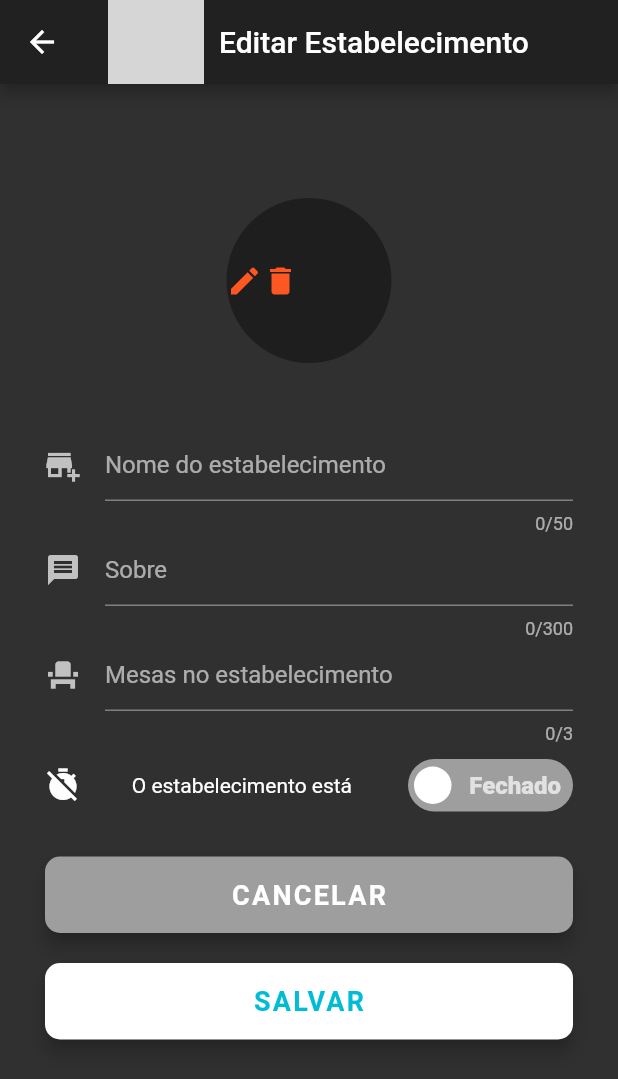
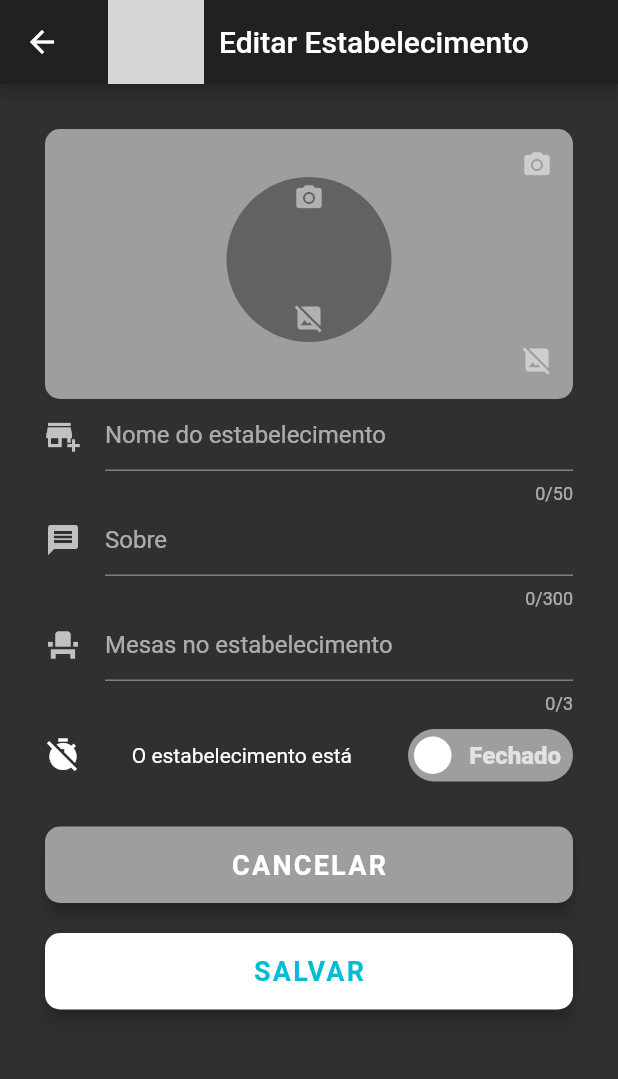
Before and after one commit to benevenuti/organiza_fila_admin, a Flutter app: the EstabelecimentoCrud screen opened directly, on a phone screen of 412 x 824 dp. Shown: the top 1079 px of the screen. Run offline on Flutter 3.47's test engine with Material 2 defaults, Android fonts, the light colour scheme and no system bars; drawn by our look-alikes of flutter_switch; our stand-ins replace flutter_slidable, image_picker, splashscreen, transparent_image; missing offline and left inert: network_to_file_image; grey boxes are pictures that could not be loaded.

Commit message:
Ajustei os ícones para alterar a imagem de fundo e a do avatar.

```diff
--- a/lib/estabelecimento_crud.dart
+++ b/lib/estabelecimento_crud.dart
@@ -162,8 +162,7 @@ class _EstabelecimentoCrudState extends State<EstabelecimentoCrud> {
           child: RaisedButton(
             elevation: 5.0,
             onPressed: () {
-              log('o vivente pregou o dedo no CANCELAR');
-              Navigator.of(context).pop(false);
+              _cancelForm();
             },
             padding: EdgeInsets.all(15.0),
             shape: RoundedRectangleBorder(
@@ -188,8 +187,7 @@ class _EstabelecimentoCrudState extends State<EstabelecimentoCrud> {
           child: RaisedButton(
             elevation: 5.0,
             onPressed: () {
-              log('o vivente pregou o dedo no SALVAR');
-              Navigator.of(context).pop(true);
+              _saveForm();
             },
             padding: EdgeInsets.all(15.0),
             shape: RoundedRectangleBorder(
@@ -282,11 +280,26 @@ class _EstabelecimentoCrudState extends State<EstabelecimentoCrud> {
   }
 
   Widget _buildImagesStack() {
-    return Stack(
+    return Stack(children: [
+      // imagem de fundo
+      Center(
+        child:
+            _imgBg != null ? _renderImagemBg() : _renderImagemBgPlaceholder(),
+      ),
+      // ícones para a imagem de fundo
+      Opacity(
+        opacity: 0.5,
+        child: Column(
           children: [
-        Center(
-          child: GestureDetector(
-            onTap: () {
+            Row(
+              mainAxisAlignment: MainAxisAlignment.end,
+              children: [
+                IconButton(
+                  tooltip: 'Alterar imagem de fundo',
+                  icon: Icon(Icons.camera_alt),
+                  iconSize: 20,
+                  splashRadius: 20,
+                  onPressed: () {
                     _showImgPickerDlg(context).then((value) {
                       if (value != null) {
                         setState(() {
@@ -295,7 +308,21 @@ class _EstabelecimentoCrudState extends State<EstabelecimentoCrud> {
                       }
                     });
                   },
-            onLongPress: () {
+                ),
+              ],
+            ),
+            SizedBox(
+              height: 82,
+            ),
+            Row(
+              mainAxisAlignment: MainAxisAlignment.end,
+              children: [
+                IconButton(
+                  tooltip: 'Remover imagem de fundo',
+                  icon: Icon(Icons.image_not_supported),
+                  iconSize: 20,
+                  splashRadius: 20,
+                  onPressed: () {
                     if (_imgBg != null) {
                       _confirmImageClear(context).then((value) {
                         if (value) {
@@ -305,23 +332,47 @@ class _EstabelecimentoCrudState extends State<EstabelecimentoCrud> {
                         }
                       });
                     } else {
-                log('sem imagem para limpar');
+                      log('sem imagem de fundo para limpar');
                       SystemSound.play(SystemSoundType.click);
                     }
                   },
-            child: _imgBg != null
-                ? _renderImagemBg()
-                : _renderImagemBgPlaceholder(),
+                ),
+              ],
+            ),
+          ],
         ),
       ),
-        Column(
+      // imagem do avatar
+      Center(
+        child: Column(
           children: [
             SizedBox(
-              height: 46,
+              height: 32,
             ),
-            Center(
-              child: GestureDetector(
-                onTap: () {
+            CircleAvatar(
+              radius: 55,
+              backgroundColor: Colors.black38,
+              child: _imgPr != null
+                  ? _renderImagemPr()
+                  : _renderImagemPrPlaceholder(),
+            ),
+          ],
+        ),
+      ),
+      // ícones para a imagem do avatar
+      Opacity(
+        opacity: 0.5,
+        child: Center(
+            child: Column(children: [
+          SizedBox(
+            height: 22,
+          ),
+          IconButton(
+            tooltip: 'Alterar imagem de avatar',
+            icon: Icon(Icons.camera_alt),
+            iconSize: 20,
+            //splashRadius: 30,
+            onPressed: () {
               _showImgPickerDlg(context).then((value) {
                 if (value != null) {
                   setState(() {
@@ -330,7 +381,16 @@ class _EstabelecimentoCrudState extends State<EstabelecimentoCrud> {
                 }
               });
             },
-                onLongPress: () {
+          ),
+          SizedBox(
+            height: 32,
+          ),
+          IconButton(
+            tooltip: 'Remover imagem de avatar',
+            icon: Icon(Icons.image_not_supported),
+            iconSize: 20,
+            //splashRadius: 30,
+            onPressed: () {
               if (_imgPr != null) {
                 _confirmImageClear(context).then((value) {
                   if (value) {
@@ -340,61 +400,34 @@ class _EstabelecimentoCrudState extends State<EstabelecimentoCrud> {
                   }
                 });
               } else {
-                    log('sem imagem para limpar');
+                log('sem imagem de avatar para limpar');
                 SystemSound.play(SystemSoundType.click);
               }
             },
-                child: CircleAvatar(
-                  radius: 55,
-                  backgroundColor: Colors.black38,
-                  child: _imgPr != null
-                      ? _renderImagemPr()
-                      : _renderImagemPrPlaceholder(),
           ),
+        ])),
       ),
-            ),
-          ],
-        ),
-      ],
-    );
+    ]);
   }
 
   Widget _renderImagemPrPlaceholder() {
-    return Stack(
-      children: [
-        Container(
+    return Container(
       decoration: BoxDecoration(
         //color: Colors.grey[200],
           borderRadius: BorderRadius.circular(52.5)),
-          width: 105,
-          height: 105,
-        ),
-        Center(
-          child: Row(
-            children: [
-              Icon(
-                Icons.edit,
-                color: Colors.deepOrange,
-              ),
-              Icon(
-                Icons.delete,
-                color: Colors.deepOrange,
-              ),
-            ],
-          ),
-        )
-      ],
+      width: 100,
+      height: 100,
     );
   }
 
   ClipRRect _renderImagemPr() {
     return ClipRRect(
-      borderRadius: BorderRadius.circular(52.5),
+      borderRadius: BorderRadius.circular(50),
       child: Image.file(
         _imgPr,
         width: 105,
         height: 105,
-        fit: BoxFit.fitWidth,
+        fit: BoxFit.cover,
       ),
     );
   }
@@ -405,10 +438,10 @@ class _EstabelecimentoCrudState extends State<EstabelecimentoCrud> {
         Container(
           decoration: BoxDecoration(
             borderRadius: BorderRadius.circular(10),
-            //color: Colors.grey[200],
+            color: Colors.grey,
           ),
           width: 400,
-          height: 200,
+          height: 180,
         ),
       ],
     );
@@ -420,8 +453,8 @@ class _EstabelecimentoCrudState extends State<EstabelecimentoCrud> {
       child: Image.file(
         _imgBg,
         width: 400,
-        height: 200,
-        fit: BoxFit.fitWidth,
+        height: 180,
+        fit: BoxFit.cover,
       ),
     );
   }
@@ -488,10 +521,12 @@ class _EstabelecimentoCrudState extends State<EstabelecimentoCrud> {
   }
 
   void _saveForm() {
+    log('o vivente pregou o dedo no SALVAR');
     Navigator.of(context).pop(true);
   }
 
   void _cancelForm() {
+    log('o vivente pregou o dedo no CANCELAR');
     Navigator.of(context).pop(false);
   }
 }
```
Lines whose indentation alone changed are shown as unchanged.
